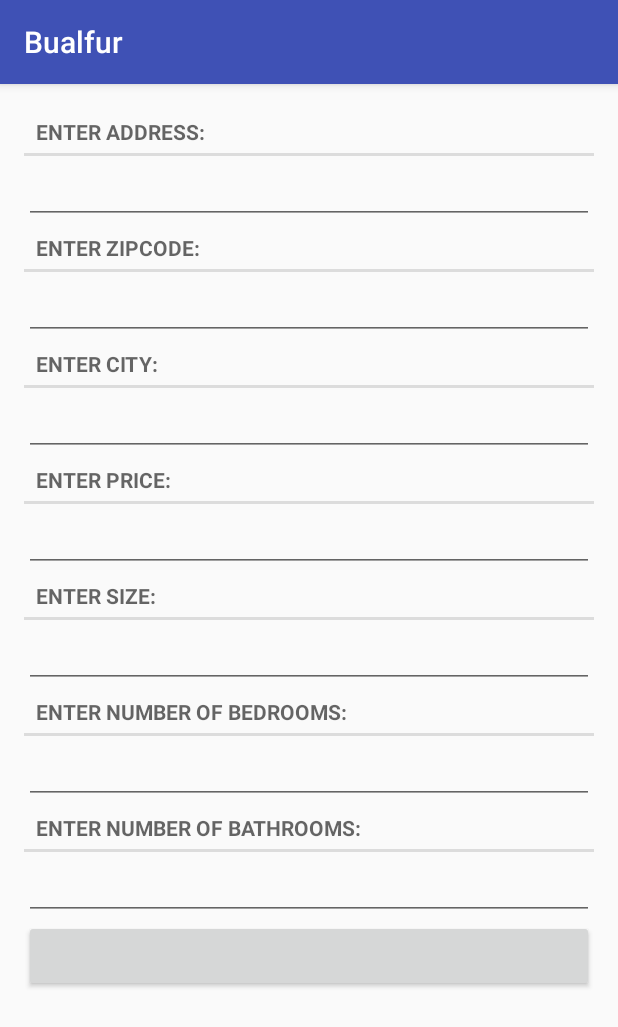
After one commit to hugbo/bualfur, an Android app: the fragment PropertyFragment shown on its own in the app's theme, on a phone screen of 412 x 824 dp. The commit adds this screen. Shown: the top 1027 px of the screen. Run offline under Robolectric (Android 15) with nearby library versions, the phone set to English and light mode, and no system bars.

Commit message:
Fragment functionality

```diff
--- /dev/null
+++ b/app/src/main/java/hugbo/bualfur/Property.java
@@ -0,0 +1,125 @@
+package hugbo.bualfur;
+
+import java.util.UUID;
+
+/**
+ * Created by egill on 12.3.2017.
+ */
+
+public class Property {
+    private UUID mId;
+    private String mAddress;
+    private int mZipcode;
+    private String mCity;
+    private int mPrice;
+    private int mSize;
+    private double mLat;
+    private double mLon;
+    private int mNumBedrooms;
+    private int mNumBathrooms;
+    private String mPropertyType;
+
+    public Property(UUID id, String address, int zipcode, String city,
+                    int price, int size, double lat, double lon,
+                    int numBedrooms, int numBathroooms, String propertyType) {
+        mId = id;
+        mAddress = address;
+        mZipcode = zipcode;
+        mCity = city;
+        mPrice = price;
+        mSize = size;
+        mLat = lat;
+        mLon = lon;
+        mNumBedrooms = numBedrooms;
+        mNumBathrooms = numBathroooms;
+        mPropertyType = propertyType;
+    }
+
+    public void setmId(UUID mId) {
+        this.mId = mId;
+    }
+
+    public void setmAddress(String mAddress) {
+        this.mAddress = mAddress;
+    }
+
+    public void setmZipcode(int mZipcode) {
+        this.mZipcode = mZipcode;
+    }
+
+    public void setmCity(String mCity) {
+        this.mCity = mCity;
+    }
+
+    public void setmPrice(int mPrice) {
+        this.mPrice = mPrice;
+    }
+
+    public void setmSize(int mSize) {
+        this.mSize = mSize;
+    }
+
+    public void setmLat(double mLat) {
+        this.mLat = mLat;
+    }
+
+    public void setmLon(double mLon) {
+        this.mLon = mLon;
+    }
+
+    public void setmNumBedrooms(int mNumBedrooms) {
+        this.mNumBedrooms = mNumBedrooms;
+    }
+
+    public void setmNumBathrooms(int mNumBathrooms) {
+        this.mNumBathrooms = mNumBathrooms;
+    }
+
+    public void setmPropertyType(String mPropertyType) {
+        this.mPropertyType = mPropertyType;
+    }
+
+    public UUID getmId() {
+        return mId;
+    }
+
+    public String getmAddress() {
+        return mAddress;
+    }
+
+    public int getmZipcode() {
+        return mZipcode;
+    }
+
+    public String getmCity() {
+        return mCity;
+    }
+
+    public int getmPrice() {
+        return mPrice;
+    }
+
+    public int getmSize() {
+        return mSize;
+    }
+
+    public double getmLat() {
+        return mLat;
+    }
+
+    public double getmLon() {
+        return mLon;
+    }
+
+    public int getmNumBedrooms() {
+        return mNumBedrooms;
+    }
+
+    public int getmNumBathrooms() {
+        return mNumBathrooms;
+    }
+
+    public String getmPropertyType() {
+        return mPropertyType;
+    }
+}
--- /dev/null
+++ b/app/src/main/java/hugbo/bualfur/PropertyFragment.java
@@ -0,0 +1,81 @@
+package hugbo.bualfur;
+
+import android.app.Fragment;
+import android.os.Bundle;
+import android.text.Editable;
+import android.text.TextWatcher;
+import android.view.LayoutInflater;
+import android.view.View;
+import android.view.ViewGroup;
+import android.widget.EditText;
+
+/**
+ * Created by egill on 12.3.2017.
+ */
+
+public class PropertyFragment extends Fragment {
+    private Property mProperty;
+    private EditText mAddressField;
+    private EditText mZipcodeField;
+    private EditText mCityField;
+    private EditText mPriceField;
+    private EditText mSizeField;
+    private EditText mBedroomsField;
+    private EditText mBathroomsField;
+
+    @Override
+    public void onCreate(Bundle savedInstanceState) {
+        super.onCreate(savedInstanceState);
+        mProperty = new Property(null, null, 0, null, 0, 0, 0, 0, 0, 0, null);
+    }
+
+    @Override
+    public View onCreateView(LayoutInflater inflater, ViewGroup container, Bundle savedInstance) {
+        View v = inflater.inflate(R.layout.fragment_property, container, false);
+
+        mAddressField = (EditText) v.findViewById(R.id.property_address);
+        mZipcodeField = (EditText) v.findViewById(R.id.property_zipcode);
+        mCityField = (EditText) v.findViewById(R.id.property_city);
+        mPriceField = (EditText) v.findViewById(R.id.property_price);
+        mSizeField = (EditText) v.findViewById(R.id.property_size);
+        mBedroomsField = (EditText) v.findViewById(R.id.property_bedrooms);
+        mBathroomsField = (EditText) v.findViewById(R.id.property_bathrooms);
+
+        // Add event listeners
+        mAddressField.addTextChangedListener(new TextWatcher() {
+            @Override
+            public void beforeTextChanged(CharSequence s, int start, int count, int after) {
+
+            }
+
+            @Override
+            public void onTextChanged(CharSequence s, int start, int before, int count) {
+                mProperty.setmAddress(s.toString());
+            }
+
+            @Override
+            public void afterTextChanged(Editable s) {
+
+            }
+        });
+
+        mZipcodeField.addTextChangedListener(new TextWatcher() {
+            @Override
+            public void beforeTextChanged(CharSequence s, int start, int count, int after) {
+
+            }
+
+            @Override
+            public void onTextChanged(CharSequence s, int start, int before, int count) {
+                mProperty.setmZipcode(Integer.parseInt(s.toString()));
+            }
+
+            @Override
+            public void afterTextChanged(Editable s) {
+
+            }
+        });
+
+        return v;
+    }
+}
--- /dev/null
+++ b/app/src/main/res/layout/fragment_property.xml
@@ -0,0 +1,89 @@
+<?xml version="1.0" encoding="utf-8"?>
+<LinearLayout xmlns:android="http://schemas.android.com/apk/res/android"
+    android:orientation="vertical"
+    android:layout_width="match_parent"
+    android:layout_height="match_parent"
+    android:layout_margin="16dp">
+
+    <TextView
+        style="?android:listSeparatorTextViewStyle"
+        android:layout_width="match_parent"
+        android:layout_height="wrap_content"
+        android:text="@string/property_address"/>
+
+    <EditText
+        android:id="@+id/property_address"
+        android:layout_width="match_parent"
+        android:layout_height="wrap_content" />
+
+    <TextView
+        style="?android:listSeparatorTextViewStyle"
+        android:layout_width="match_parent"
+        android:layout_height="wrap_content"
+        android:text="@string/property_zipcode"/>
+
+    <EditText
+        android:id="@+id/property_zipcode"
+        android:layout_width="match_parent"
+        android:layout_height="wrap_content" />
+
+    <TextView
+        style="?android:listSeparatorTextViewStyle"
+        android:layout_width="match_parent"
+        android:layout_height="wrap_content"
+        android:text="@string/property_city"/>
+
+    <EditText
+        android:id="@+id/property_city"
+        android:layout_width="match_parent"
+        android:layout_height="wrap_content" />
+
+    <TextView
+        style="?android:listSeparatorTextViewStyle"
+        android:layout_width="match_parent"
+        android:layout_height="wrap_content"
+        android:text="@string/property_price"/>
+
+    <EditText
+        android:id="@+id/property_price"
+        android:layout_width="match_parent"
+        android:layout_height="wrap_content" />
+
+    <TextView
+        style="?android:listSeparatorTextViewStyle"
+        android:layout_width="match_parent"
+        android:layout_height="wrap_content"
+        android:text="@string/property_size"/>
+
+    <EditText
+        android:id="@+id/property_size"
+        android:layout_width="match_parent"
+        android:layout_height="wrap_content" />
+
+    <TextView
+        style="?android:listSeparatorTextViewStyle"
+        android:layout_width="match_parent"
+        android:layout_height="wrap_content"
+        android:text="@string/property_bedrooms"/>
+
+    <EditText
+        android:id="@+id/property_bedrooms"
+        android:layout_width="match_parent"
+        android:layout_height="wrap_content" />
+
+    <TextView
+        style="?android:listSeparatorTextViewStyle"
+        android:layout_width="match_parent"
+        android:layout_height="wrap_content"
+        android:text="@string/property_bathrooms"/>
+
+    <EditText
+        android:id="@+id/property_bathrooms"
+        android:layout_width="match_parent"
+        android:layout_height="wrap_content" />
+
+    <Button
+        android:id="@+id/create_property_button"
+        android:layout_width="match_parent"
+        android:layout_height="wrap_content" />
+</LinearLayout>
--- a/app/src/main/res/values/strings.xml
+++ b/app/src/main/res/values/strings.xml
@@ -1,3 +1,11 @@
 <resources>
     <string name="app_name">Bualfur</string>
+    <string name="property_address">Enter address:</string>
+    <string name="property_zipcode">Enter zipcode:</string>
+    <string name="property_city">Enter city:</string>
+    <string name="property_price">Enter price:</string>
+    <string name="property_size">Enter size:</string>
+    <string name="property_bedrooms">Enter number of bedrooms:</string>
+    <string name="property_bathrooms">Enter number of bathrooms:</string>
+    <string name="property_type">Enter type of property:</string>
 </resources>
--- a/build.gradle
+++ b/build.gradle
@@ -5,7 +5,7 @@ buildscript {
         jcenter()
     }
     dependencies {
-        classpath 'com.android.tools.build:gradle:2.2.3'
+        classpath 'com.android.tools.build:gradle:2.3.0'
 
         // NOTE: Do not place your application dependencies here; they belong
         // in the individual module build.gradle files
```
Also changed, not shown: app/src/main/res/layout/activity_main.xml (+5 -4 lines), gradle/wrapper/gradle-wrapper.properties.
